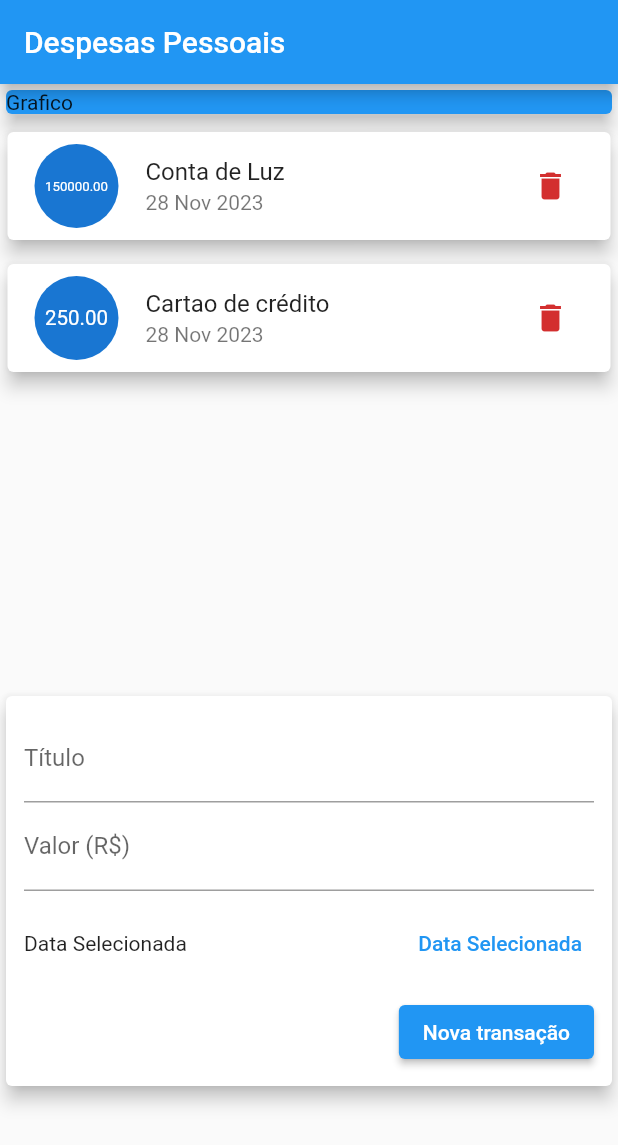
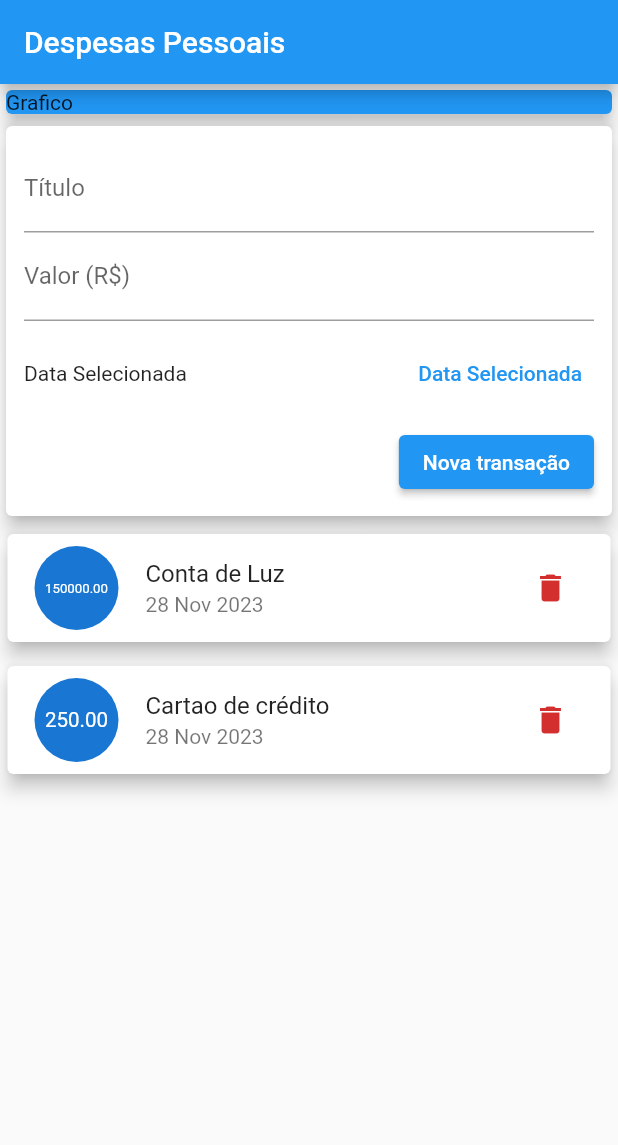
Before and after one commit to ricaciosantanadeAlbuquerque/Depesas-Pessoais, a Flutter app: the screen it shows after launch, on a phone screen of 412 x 824 dp. Shown: the top 1145 px of the screen. Run offline on Flutter 3.47's test engine with Material 2 defaults, Android fonts, the phone set to English and light mode, and no system bars.

Commit message:
component formulário

```diff
--- /dev/null
+++ b/depesas_pessoais/lib/components/transaction_form.dart
@@ -0,0 +1,56 @@
+import 'package:flutter/material.dart';
+
+class TransactionForm extends StatefulWidget {
+  const TransactionForm({super.key});
+  @override
+  State<TransactionForm> createState() => TransactionFormState();
+}
+
+class TransactionFormState extends State<TransactionForm> {
+   final title = TextEditingController();
+   final value = TextEditingController();
+
+  @override
+  Widget build(BuildContext context) {
+    return Card(
+      elevation: 5,
+      child: Padding(
+        padding: const EdgeInsets.all(12),
+        child: Column(
+          children: [
+            TextField(
+              controller: title,
+              decoration: const InputDecoration(
+                labelText: 'Título',
+              ),
+            ),
+            TextField(
+              controller: value,
+              decoration: const InputDecoration(
+                labelText: 'Valor (R\$)',
+              ),
+            ),
+            SizedBox(
+              height: 70,
+              child: Row(
+                children: [
+                  const Expanded(child: Text('Data Selecionada')),
+                  TextButton(
+                    onPressed: () {},
+                    child: const Text('Data Selecionada'),
+                  ),
+                ],
+              ),
+            ),
+            Row(mainAxisAlignment: MainAxisAlignment.end, children: [
+              ElevatedButton(
+                onPressed: () {},
+                child: const Text('Nova transação'),
+              ),
+            ]),
+          ],
+        ),
+      ),
+    );
+  }
+}
--- a/depesas_pessoais/lib/view/home_page.dart
+++ b/depesas_pessoais/lib/view/home_page.dart
@@ -3,6 +3,7 @@ import 'dart:math';
 import 'package:depesas_pessoais/model/transaction.dart';
 import 'package:flutter/material.dart';
 
+import '../components/transaction_form.dart';
 import '../components/transaction_list.dart';
 
 class MyHomePage extends StatefulWidget {
@@ -17,8 +18,7 @@ class MyHomePageState extends State<MyHomePage> {
     Transaction(id: Random().nextDouble().toString(), title: 'Cartao de crédito', value: 250, date: DateTime.now())
   ];
 
-  final title = TextEditingController();
-  final value = TextEditingController();
+
 
   @override
   Widget build(BuildContext context) {
@@ -30,49 +30,10 @@ class MyHomePageState extends State<MyHomePage> {
         crossAxisAlignment: CrossAxisAlignment.stretch,
         children: [
           const Card(elevation: 5, color: Colors.blue, child: Text('Grafico')),
-
+         const TransactionForm(),
           TransactionLits(listTransaction: listTransaction), // comunicação dirate
 
-          Card(
-            elevation: 5,
-            child: Padding(
-              padding: const EdgeInsets.all(12),
-              child: Column(
-                children: [
-                  TextField(
-                    controller: title,
-                    decoration:const InputDecoration(
-                      labelText: 'Título',
-                    ),
-                  ),
-                  TextField(
-                    controller:value,
-                    decoration:const InputDecoration(
-                      labelText:'Valor (R\$)',
-                    ),
-                  ),
-                  SizedBox(
-                    height: 70,
-                    child: Row(
-                      children: [
-                        const Expanded(child: Text('Data Selecionada')),
-                        TextButton(
-                          onPressed: () {},
-                          child: const Text('Data Selecionada'),
-                        ),
-                      ],
-                    ),
-                  ),
-                  Row(mainAxisAlignment: MainAxisAlignment.end, children: [
-                    ElevatedButton(
-                      onPressed: () {},
-                      child: const Text('Nova transação'),
-                    ),
-                  ]),
-                ],
-              ),
-            ),
-          ),
+
         ],
       ),
     );
```
